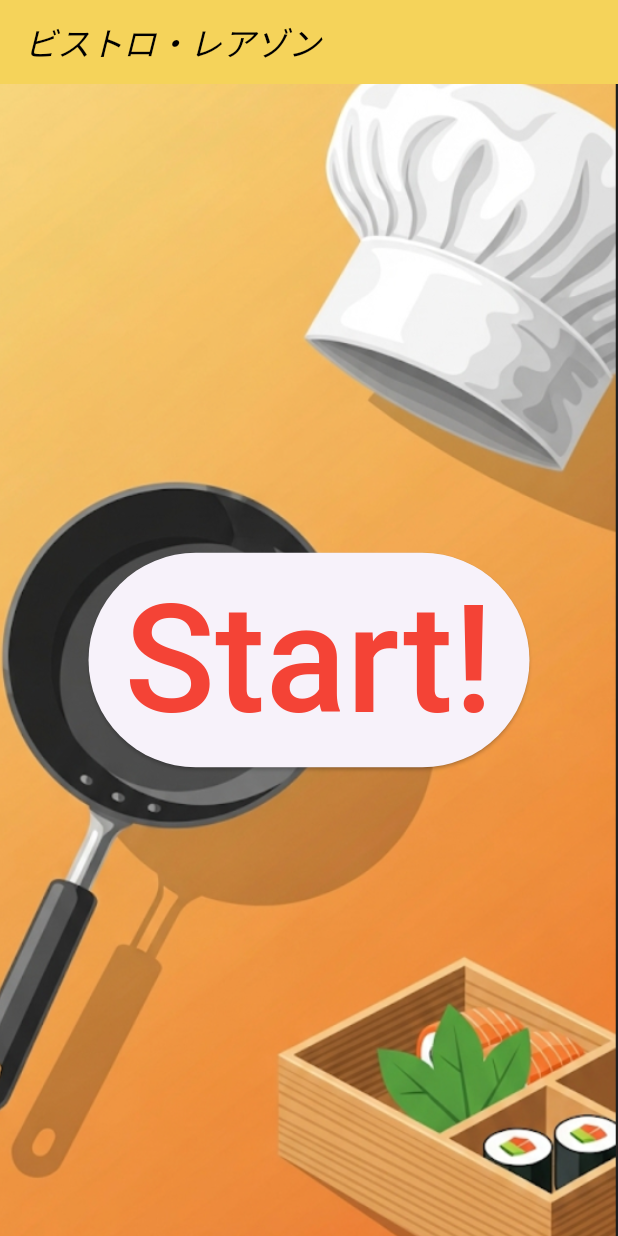
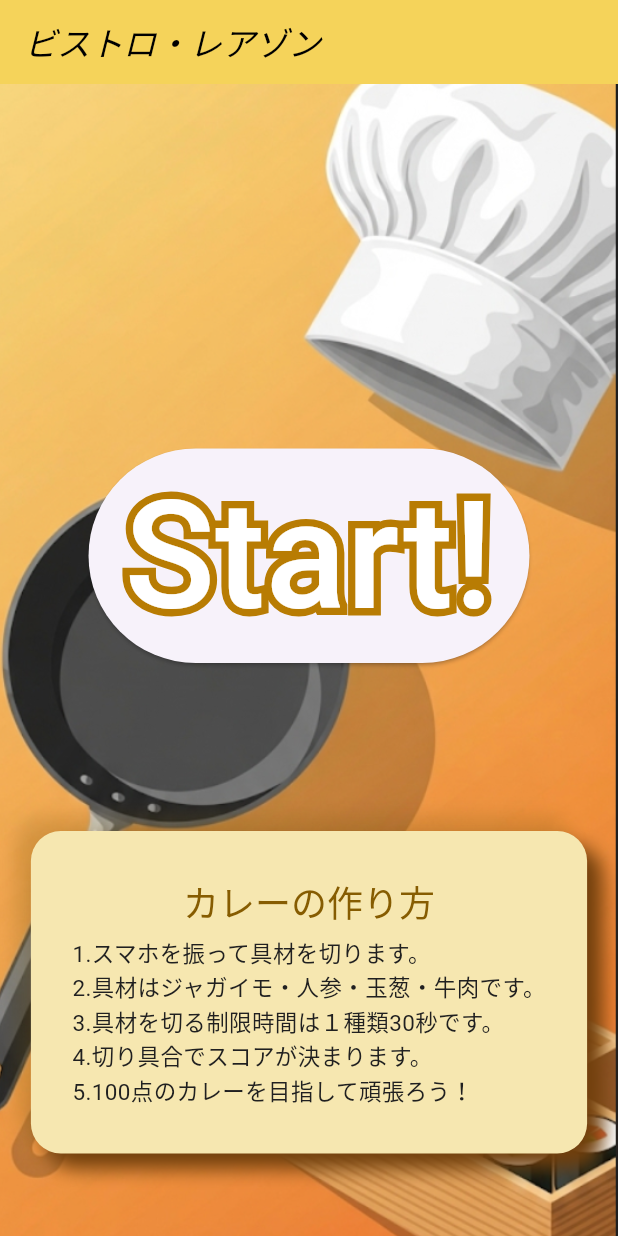
Before and after one commit to Shu-Nkosen/reazonCooking, a Flutter app: the screen it shows after launch, on a phone screen of 412 x 824 dp. Run offline on Flutter 3.47's test engine with Material 3 defaults, Android fonts, the phone set to English and light mode, and no system bars; our stand-ins replace audioplayers, sensors_plus, vibration.

Commit message:
背景画像を表示するためのコンテナを追加し、スタックレイアウトを使用してボタンと説明文を重ねて配置しました。ボタンのスタイルを改善し、カレーの作り方に関する説明を追加しました。

```diff
--- a/cooking_reazon/lib/main.dart
+++ b/cooking_reazon/lib/main.dart
@@ -47,29 +47,117 @@ class _MyHomePageState extends State<MyHomePage> {
         ),
         backgroundColor: Color.fromARGB(255, 245, 211, 90),
       ),
-      body: Container(
-        decoration: const BoxDecoration(
-          image: DecorationImage(
+      body: Stack(
+        children: [
+          // 1. 背景画像として表示するコンテナ
+          Container(
+            decoration: BoxDecoration(
+              color: Colors.grey.shade100,
+              image: const DecorationImage(
                 image: AssetImage('images/back2.png'),
                 fit: BoxFit.cover,
                 alignment: Alignment(1.0, 1.0),
               ),
             ),
+          ),
 
-        child: Center(
-          child: ElevatedButton(
+          // 2. その上に重ねるコンテンツ（ボタンなど）
+          Positioned.fill(
+            child: Padding(
+              padding: const EdgeInsets.symmetric(horizontal: 8),
+              child: Column(
+                mainAxisAlignment: MainAxisAlignment.center,
+                children: [
+                  // 隙間
+                  const SizedBox(height: 200),
+                  // Start! ボタン
+                  ElevatedButton(
                     onPressed: () {
                       Navigator.push(
                         context,
-                MaterialPageRoute(builder: (context) => const NextPage()),
+                        MaterialPageRoute(
+                          builder: (context) => const NextPage(),
+                        ),
                       );
                     },
-            child: const Text(
+                    child: Stack(
+                      children: [
+                        Text(
                           'Start!',
-              style: TextStyle(fontSize: 100, color: Colors.red),
+                          style: TextStyle(
+                            fontSize: 100,
+                            foreground: Paint()
+                              ..style = PaintingStyle.stroke
+                              ..strokeWidth = 10
+                              ..color = Color.fromARGB(255, 184, 124, 3),
+                          ),
+                        ),
+                        Text(
+                          'Start!',
+                          style: TextStyle(
+                            fontSize: 100,
+                            color: Colors.white,
+                          ),
+                        ),
+                      ],
+                    ),
+                  ),
+
+                  // 隙間
+                  const SizedBox(height: 100),
+
+                  Container(
+                    // ここで横幅を画面幅の90%に設定 👇
+                    width: MediaQuery.of(context).size.width * 0.9,
+                    margin: const EdgeInsets.all(12),
+                    padding: const EdgeInsets.only(top: 30, bottom: 30),
+                    decoration: BoxDecoration(
+                      color: const Color.fromARGB(255, 246, 231, 176),
+                      borderRadius: BorderRadius.circular(20),
+                      boxShadow: const [
+                        BoxShadow(
+                          blurRadius: 10,
+                          offset: Offset(-10, -10),
+                          color: Color.fromARGB(59, 117, 87, 11),
+                        ),
+                        BoxShadow(
+                          blurRadius: 10,
+                          offset: Offset(10, 10),
+                          color: Color.fromARGB(255, 113, 63, 12),
+                        ),
+                      ],
+                    ),
+                    child: Padding(
+                      padding: const EdgeInsets.symmetric(horizontal: 8),
+                      child: Column(
+                        children: [
+                          const SizedBox(height: 2, width: 100),
+                          // タイトル
+                          Text(
+                            'カレーの作り方',
+                            style: Theme.of(context).textTheme.titleLarge?.copyWith(
+                              fontSize: 24,
+                              color: const Color.fromARGB(255, 134, 92, 1),
+                            ),
+                          ),
+                          const SizedBox(height: 8),
+                          // 説明文
+                          Text(
+                            '1.スマホを振って具材を切ります。\n2.具材はジャガイモ・人参・玉葱・牛肉です。\n3.具材を切る制限時間は１種類30秒です。\n4.切り具合でスコアが決まります。\n5.100点のカレーを目指して頑張ろう！',
+                            style: TextStyle(
+                              fontSize: 15,
+                              color: const Color.fromARGB(255, 32, 32, 32),
+                            ),
+                          ),
+                        ],
                       ),
                     ),
                   ),
+                ],
+              ),
+            ),
+          ),
+        ],
       ),
     );
   }
```
Lines whose indentation alone changed are shown as unchanged.
